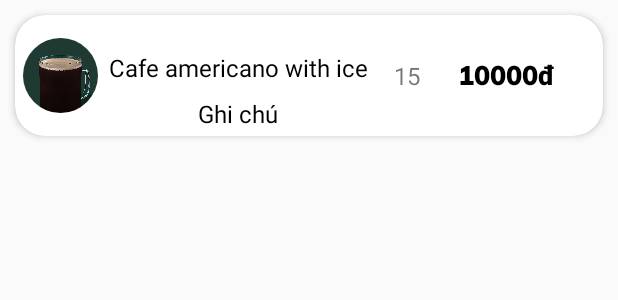
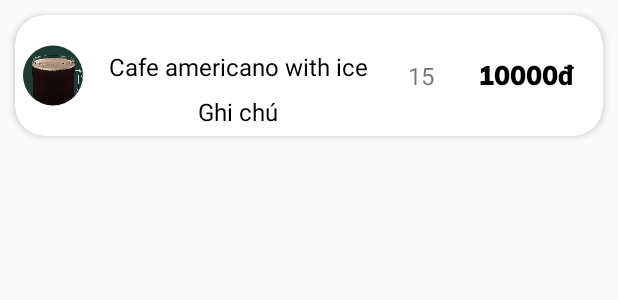
Before and after one commit to MinhQuan117/PRO1121_Nhom8_CP17312_QuanLyCafe, an Android app: the layout custom_layout_paymentmenu.xml on its own in the app's theme, with its tools: preview values and no code run, on a phone screen of 412 x 824 dp. Shown: the top 300 px of the screen. Run offline under Robolectric (Android 15) with nearby library versions, the phone set to English and light mode, and no system bars; Roboto replaces fonts that are not available here.

Commit message:
ghi chu moi

```diff
--- a/app/src/main/java/com/example/pro1121_cp17312_nhom8_quanlycafe/Activities/AmountMenuActivity.java
+++ b/app/src/main/java/com/example/pro1121_cp17312_nhom8_quanlycafe/Activities/AmountMenuActivity.java
@@ -58,10 +58,13 @@ public class AmountMenuActivity extends AppCompatActivity {
                     int sluongmoi = Integer.parseInt(TXTL_amountmenu_SoLuong.getEditText().getText().toString());
                     int tongsl = sluongcu + sluongmoi;
 
+                    String ghichumoi = TXTL_amountmenu_GhiChu.getEditText().getText().toString();
+
                     ChiTietDonDatDTO chiTietDonDatDTO = new ChiTietDonDatDTO();
                     chiTietDonDatDTO.setMaMon(mamon);
                     chiTietDonDatDTO.setMaDonDat(madondat);
                     chiTietDonDatDTO.setSoLuong(tongsl);
+                    chiTietDonDatDTO.setGhichu((ghichumoi));
 
                     boolean ktracapnhat = chiTietDonDatDAO.CapNhatSL(chiTietDonDatDTO);
                     if(ktracapnhat){
@@ -72,12 +75,10 @@ public class AmountMenuActivity extends AppCompatActivity {
                 }else {
                     //thêm số lượng món nếu chưa chọn món này
                     int sluong = Integer.parseInt(TXTL_amountmenu_SoLuong.getEditText().getText().toString());
-                    String ghichu = TXTL_amountmenu_GhiChu.getEditText().getText().toString();
                     ChiTietDonDatDTO chiTietDonDatDTO = new ChiTietDonDatDTO();
                     chiTietDonDatDTO.setMaMon(mamon);
                     chiTietDonDatDTO.setMaDonDat(madondat);
                     chiTietDonDatDTO.setSoLuong(sluong);
-                    chiTietDonDatDTO.setGhichu(ghichu);
 
                     boolean ktracapnhat = chiTietDonDatDAO.ThemChiTietDonDat(chiTietDonDatDTO);
                     if(ktracapnhat){
--- /dev/null
+++ b/app/src/main/res/drawable/ic_baseline_payment_24.xml
@@ -0,0 +1,5 @@
+<vector android:height="24dp" android:tint="#000000"
+    android:viewportHeight="24" android:viewportWidth="24"
+    android:width="24dp" xmlns:android="http://schemas.android.com/apk/res/android">
+    <path android:fillColor="@android:color/white" android:pathData="M20,4L4,4c-1.11,0 -1.99,0.89 -1.99,2L2,18c0,1.11 0.89,2 2,2h16c1.11,0 2,-0.89 2,-2L22,6c0,-1.11 -0.89,-2 -2,-2zM20,18L4,18v-6h16v6zM20,8L4,8L4,6h16v2z"/>
+</vector>
--- a/app/src/main/res/layout/custom_layout_paymentmenu.xml
+++ b/app/src/main/res/layout/custom_layout_paymentmenu.xml
@@ -18,13 +18,13 @@
         >
         <de.hdodenhof.circleimageview.CircleImageView
             android:id="@+id/img_custompayment_HinhMon"
-            android:layout_width="50dp"
+            android:layout_width="40dp"
             android:layout_height="70dp"
             android:src="@drawable/cafe_americano"
             />
 
         <LinearLayout
-            android:layout_width="180dp"
+            android:layout_width="200dp"
             android:layout_height="match_parent"
             android:orientation="vertical">
 
@@ -48,7 +48,6 @@
                 android:layout_height="wrap_content"
                 android:gravity="center"
                 android:text="Ghi chú"
-                android:layout_weight="3"
                 android:layout_gravity="center"
                 android:paddingLeft="7dp"
                 android:textSize="16sp"
@@ -73,7 +72,7 @@
 
         <TextView
             android:id="@+id/txt_custompayment_GiaTien"
-            android:layout_width="70dp"
+            android:layout_width="80dp"
             android:layout_height="wrap_content"
             android:layout_weight="1.5"
             android:layout_gravity="center"
```
Also changed, not shown: app/src/main/java/com/example/pro1121_cp17312_nhom8_quanlycafe/DAO/ChiTietDonDatDAO.java (+13 -0 lines).
